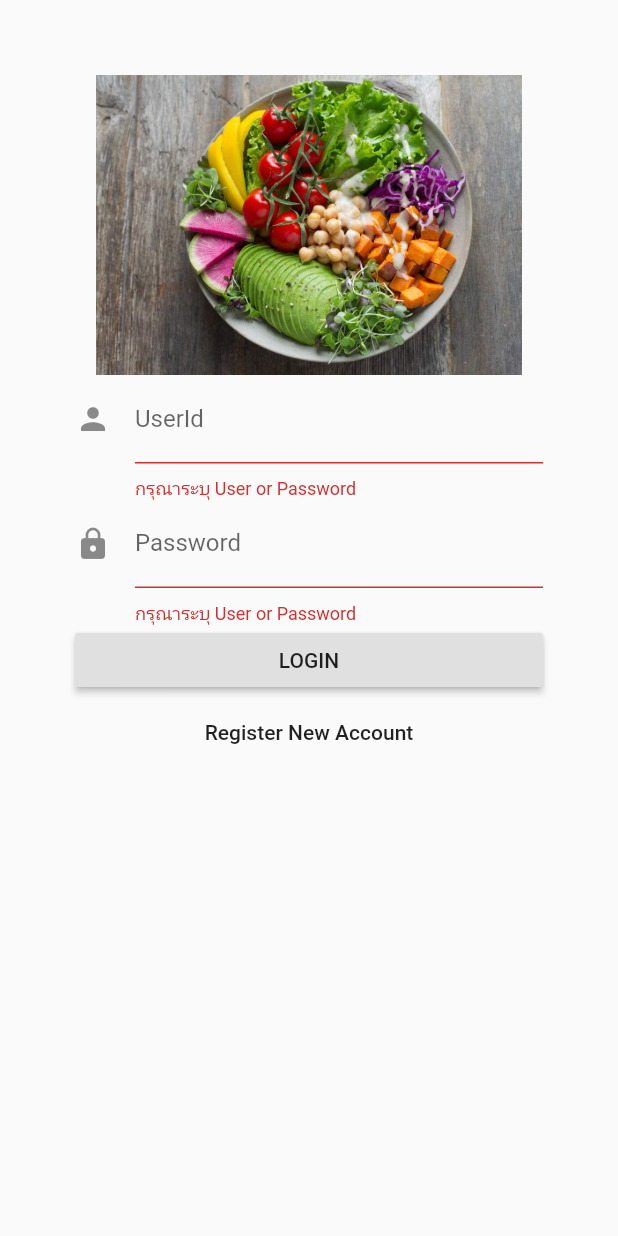
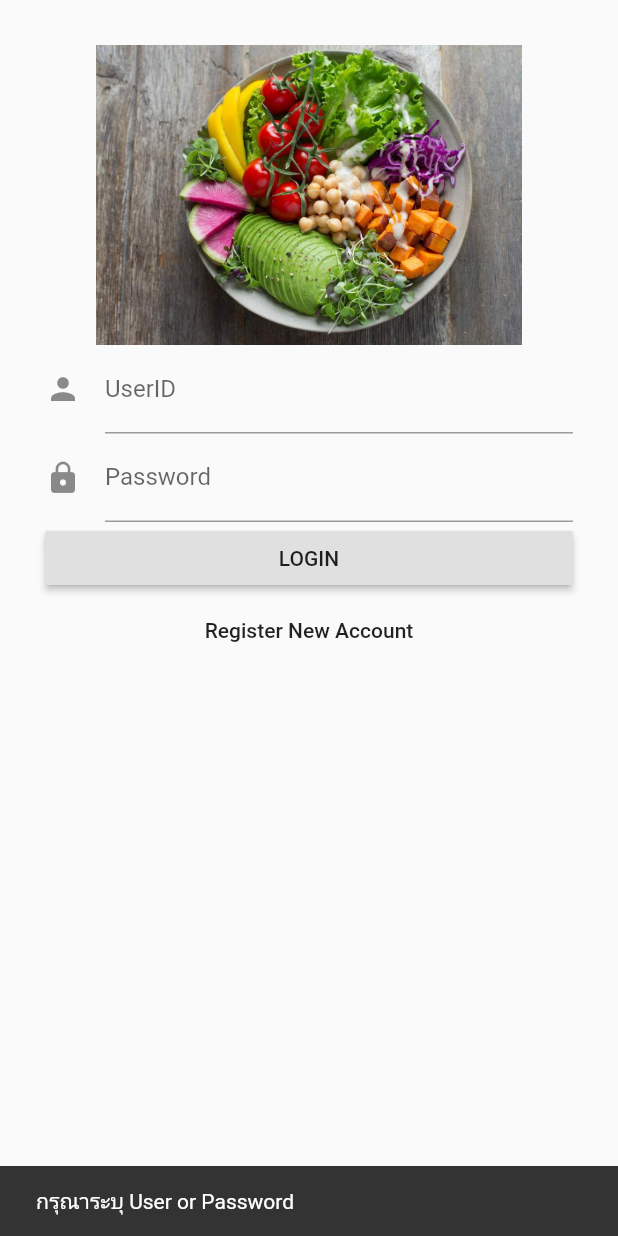
Before and after one commit to naive555/flutter_assignment, a Flutter app: the screen it shows after launch, after a tap on "LOGIN", on a phone screen of 412 x 824 dp. Run offline on Flutter 3.47's test engine with Material 2 defaults, Android fonts, the phone set to English and light mode, and no system bars.

Commit message:
Remove unnesessary file and make condition.

```diff
--- a/lib/main.dart
+++ b/lib/main.dart
@@ -1,8 +1,5 @@
 import 'package:flutter/material.dart';
-import 'ui/registerScreen.dart';
 import 'main_tab_screen.dart';
-import 'ui/first_screen.dart';
-import 'ui/second_screen.dart';
 import 'ui/loginScreen.dart';
 
 void main() => runApp(MyApp());
--- a/lib/ui/loginScreen.dart
+++ b/lib/ui/loginScreen.dart
@@ -10,37 +10,33 @@ class MyCustomForm extends StatefulWidget {
 }
 
 class MyCustomFormState extends State<MyCustomForm> {
-  final _formKey = GlobalKey<FormState>();
+  final _scaffoldKey = new GlobalKey<ScaffoldState>();
+  final emailController = new TextEditingController();
+  final passwordController = new TextEditingController();
 
   @override
   Widget build(BuildContext context) {
-    return Scaffold(
+    return new Scaffold(
+      key: _scaffoldKey,
       body: Form(
-        key: _formKey,
         child: ListView(
-          padding: EdgeInsets.all(50.0),
+          padding: EdgeInsets.all(30.0),
           children: <Widget>[
             Image.asset(
               "resources/healthy.jpg",
               height: 200,
             ),
             TextFormField(
+              controller: emailController,
               decoration: InputDecoration(
-                labelText: "UserId",
-                hintText: "Please Enter Your UserID",
+                labelText: "UserID",
+                hintText: "Please Enter Your Email",
                 icon: Icon(Icons.person),
               ),
               keyboardType: TextInputType.emailAddress,
-              onSaved: (value) => print(value),
-              validator: (value){
-                if(value.isEmpty){
-                  return 'กรุณาระบุ User or Password';
-                }else if(value == "admin"){
-                  return "User ไม่ถูกต้อง";
-                }
-              },
             ),
             TextFormField(
+              controller: passwordController,
               decoration: InputDecoration(
                 labelText: "Password",
                 hintText: "Please Enter Your Password",
@@ -48,24 +44,18 @@ class MyCustomFormState extends State<MyCustomForm> {
               ),
               obscureText: true,
               keyboardType: TextInputType.text,
-              onSaved: (value) => print(value),
-              validator: (value){
-                if(value.isEmpty){
-                  return "กรุณาระบุ User or Password";
-                }else if(value == "admin"){
-                  return "Password ไม่ถูกต้อง";
-                }
-              },
             ),
             RaisedButton(
               child: Text("Login".toUpperCase()),
               onPressed: (){
-                if(_formKey.currentState.validate() == true){
-                  Navigator.push(context, MaterialPageRoute(
+                if(emailController.text.isEmpty || passwordController.text.isEmpty){
+                  _scaffoldKey.currentState.showSnackBar(SnackBar(content: Text("กรุณาระบุ User or Password")));
+                } else if(emailController.text == "admin" && passwordController.text == "admin") {
+                  _scaffoldKey.currentState.showSnackBar(SnackBar(content: Text("User or Password ไม่ถูกต้อง")));
+                } else{
+                   Navigator.push(context, MaterialPageRoute(
                     builder: (context) => MainTabScreen()));
-                }// else{
-                //   Scaffold.of(context).showSnackBar(SnackBar(content: Text('กรุณาระบุuser or password')));
-                // }
+                }
               },
             ),
             FlatButton(
```
Also changed, not shown: lib/ui/detail_screen.dart (deleted, +0 -24 lines), lib/ui/first_screen.dart (deleted, +0 -22 lines), lib/ui/registerScreen.dart (+19 -28 lines), lib/ui/second_screen.dart (deleted, +0 -20 lines).
